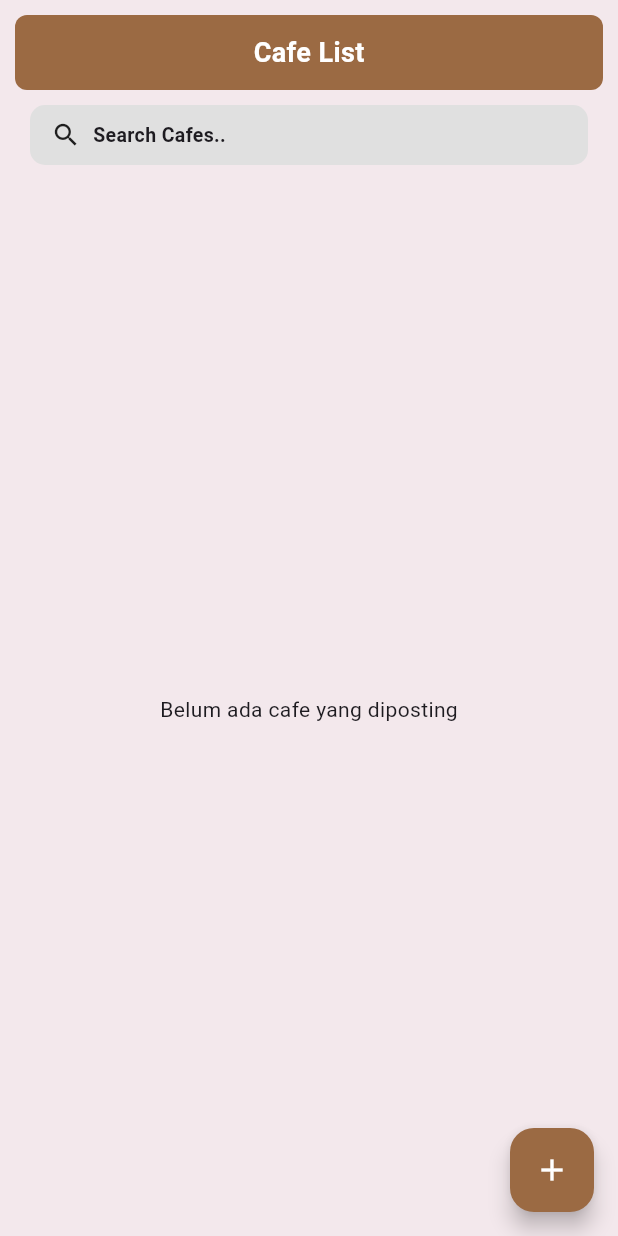
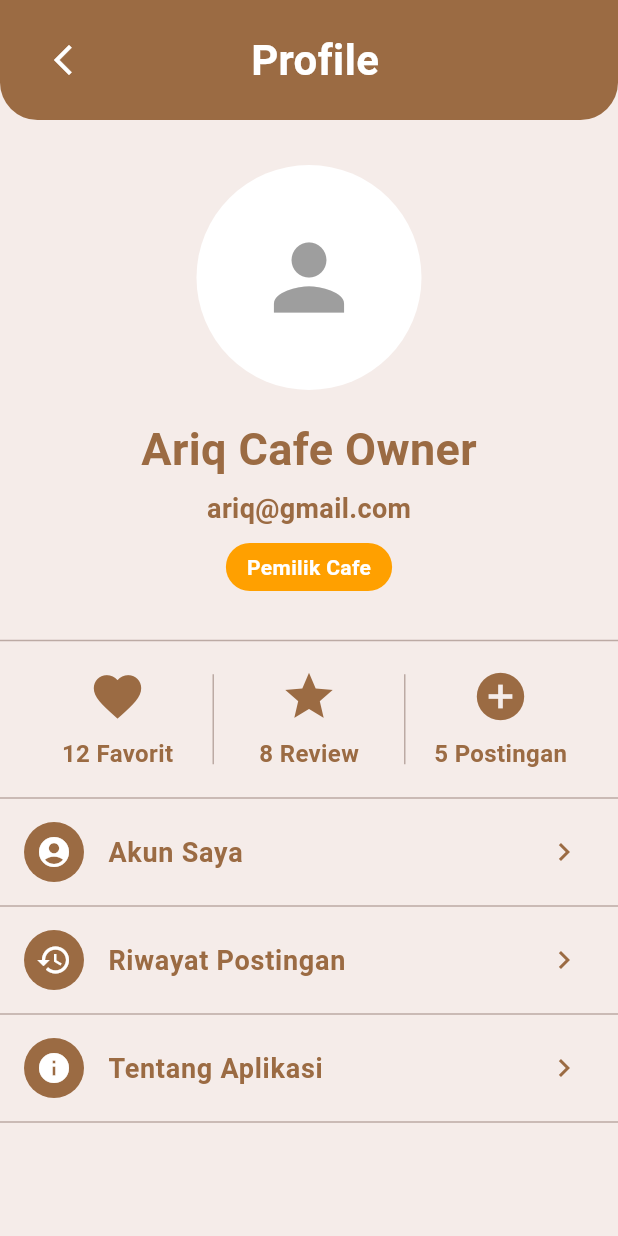
Before and after one commit to Affan0418/ProjectPABII_Cafetarium, a Flutter app: the screen it shows after launch, on a phone screen of 412 x 824 dp. Run offline on Flutter 3.47's test engine with Material 3 defaults, Android fonts, the phone set to English and light mode, and no system bars; our stand-ins replace cached_network_image, cloud_firestore, firebase_auth, firebase_core, flutter_image_compress, geolocator and 2 more; accounts and stored records are empty.

Commit message:
profile screen
on going

```diff
--- a/cafetarium/lib/main.dart
+++ b/cafetarium/lib/main.dart
@@ -1,5 +1,6 @@
 import 'package:cafetarium/firebase_options.dart';
 import 'package:cafetarium/screens/home_screen.dart';
+import 'package:cafetarium/screens/profile_screen.dart';
 import 'package:firebase_core/firebase_core.dart';
 import 'package:flutter/material.dart';
 
@@ -23,7 +24,7 @@ class MyApp extends StatelessWidget {
       debugShowCheckedModeBanner: false,
       title: 'Cafetarium',
 
-      home: const HomeScreen(),
+      home: const ProfileScreen(),
     );
   }
 }
--- a/cafetarium/lib/screens/profile_screen.dart
+++ b/cafetarium/lib/screens/profile_screen.dart
@@ -0,0 +1,358 @@
+import 'package:cached_network_image/cached_network_image.dart';
+import 'package:cloud_firestore/cloud_firestore.dart';
+import 'package:firebase_auth/firebase_auth.dart';
+import 'package:flutter/material.dart';
+
+class ProfileScreen extends StatefulWidget {
+  const ProfileScreen({super.key});
+
+  @override
+  State<ProfileScreen> createState() => _ProfileScreenState();
+}
+
+class _ProfileScreenState extends State<ProfileScreen> {
+  final FirebaseAuth _auth = FirebaseAuth.instance;
+  final FirebaseFirestore _firestore = FirebaseFirestore.instance;
+
+  Map<String, dynamic>? userData;
+  bool isLoading = true;
+
+//   @override
+//   void initState() {
+//     super.initState();
+//     getUserData();
+//   }
+
+@override
+void initState() {
+  super.initState();
+
+  // DATA DUMMY UNTUK TEST UI
+  userData = {
+    "name": "Ariq Cafe Owner",
+    "email": "ariq@gmail.com",
+    "role": "owner",
+    "favoriteCount": 12,
+    "reviewCount": 8,
+    "postCount": 5,
+    "profileImage": ""
+  };
+
+  isLoading = false;
+}
+
+  Future<void> getUserData() async {
+    try {
+      User? user = _auth.currentUser;
+
+      if (user != null) {
+        DocumentSnapshot doc =
+            await _firestore.collection('users').doc(user.uid).get();
+
+        if (doc.exists) {
+          setState(() {
+            userData = doc.data() as Map<String, dynamic>;
+            isLoading = false;
+          });
+        } else {
+          setState(() {
+            isLoading = false;
+          });
+        }
+      }
+    } catch (e) {
+      debugPrint(e.toString());
+      setState(() {
+        isLoading = false;
+      });
+    }
+  }
+
+  Future<void> logout() async {
+    showDialog(
+      context: context,
+      builder: (context) => AlertDialog(
+        backgroundColor: const Color(0xffF5ECE9),
+        shape: RoundedRectangleBorder(
+          borderRadius: BorderRadius.circular(20),
+        ),
+        title: const Text("Keluar"),
+        content: const Text("Apakah kamu yakin ingin logout?"),
+        actions: [
+          TextButton(
+            onPressed: () => Navigator.pop(context),
+            child: const Text("Batal"),
+          ),
+          ElevatedButton(
+            style: ElevatedButton.styleFrom(
+              backgroundColor: const Color(0xff9B6B43),
+            ),
+            onPressed: () async {
+              await _auth.signOut();
+
+              if (context.mounted) {
+                Navigator.pop(context);
+                Navigator.pushReplacementNamed(context, '/login');
+              }
+            },
+            child: const Text(
+              "Logout",
+              style: TextStyle(color: Colors.white),
+            ),
+          ),
+        ],
+      ),
+    );
+  }
+
+  @override
+  Widget build(BuildContext context) {
+    const brown = Color(0xff9B6B43);
+    const background = Color(0xffF5ECE9);
+
+    if (isLoading) {
+      return const Scaffold(
+        body: Center(child: CircularProgressIndicator()),
+      );
+    }
+
+    String name = userData?['name'] ?? "User";
+    String email = userData?['email'] ?? "-";
+    String image = userData?['profileImage'] ?? "";
+    String role = userData?['role'] ?? "user";
+
+    int fav = userData?['favoriteCount'] ?? 0;
+    int review = userData?['reviewCount'] ?? 0;
+    int post = role == "owner" ? (userData?['postCount'] ?? 0) : 0;
+
+    return Scaffold(
+      backgroundColor: background,
+      body: SafeArea(
+        child: Column(
+          children: [
+            // HEADER
+            Container(
+              height: 80,
+              padding: const EdgeInsets.symmetric(horizontal: 18),
+              decoration: const BoxDecoration(
+                color: brown,
+                borderRadius: BorderRadius.only(
+                  bottomLeft: Radius.circular(25),
+                  bottomRight: Radius.circular(25),
+                ),
+              ),
+              child: Row(
+                children: [
+                  IconButton(
+                    onPressed: () => Navigator.pop(context),
+                    icon: const Icon(Icons.arrow_back_ios_new,
+                        color: Colors.white),
+                  ),
+                  const Expanded(
+                    child: Center(
+                      child: Text(
+                        "Profile",
+                        style: TextStyle(
+                          color: Colors.white,
+                          fontSize: 28,
+                          fontWeight: FontWeight.bold,
+                        ),
+                      ),
+                    ),
+                  ),
+                  const SizedBox(width: 40),
+                ],
+              ),
+            ),
+
+            Expanded(
+              child: SingleChildScrollView(
+                child: Column(
+                  children: [
+                    const SizedBox(height: 30),
+
+                    // FOTO
+                    CircleAvatar(
+                      radius: 75,
+                      backgroundColor: Colors.white,
+                      backgroundImage: image.isNotEmpty
+                          ? CachedNetworkImageProvider(image)
+                          : null,
+                      child: image.isEmpty
+                          ? const Icon(Icons.person,
+                              size: 70, color: Colors.grey)
+                          : null,
+                    ),
+
+                    const SizedBox(height: 18),
+
+                    // NAMA
+                    Text(
+                      name,
+                      style: const TextStyle(
+                        fontSize: 30,
+                        fontWeight: FontWeight.bold,
+                        color: brown,
+                      ),
+                    ),
+
+                    const SizedBox(height: 5),
+
+                    Text(
+                      email,
+                      style: const TextStyle(
+                        color: brown,
+                        fontWeight: FontWeight.w600,
+                        fontSize: 18,
+                      ),
+                    ),
+
+                    const SizedBox(height: 10),
+
+                    // 👇 ROLE BADGE
+                    Container(
+                      padding: const EdgeInsets.symmetric(
+                          horizontal: 14, vertical: 6),
+                      decoration: BoxDecoration(
+                        color: role == "owner"
+                            ? Colors.amber.shade700
+                            : Colors.green.shade600,
+                        borderRadius: BorderRadius.circular(20),
+                      ),
+                      child: Text(
+                        role == "owner" ? "Pemilik Cafe" : "User",
+                        style: const TextStyle(
+                          color: Colors.white,
+                          fontWeight: FontWeight.bold,
+                        ),
+                      ),
+                    ),
+
+                    const SizedBox(height: 25),
+
+                    Divider(color: Colors.brown.shade200),
+
+                    // STATISTIK
+                    Padding(
+                      padding: const EdgeInsets.symmetric(
+                          horizontal: 15, vertical: 10),
+                      child: Row(
+                        children: [
+                          statItem(Icons.favorite, fav.toString(), "Favorit"),
+                          divider(),
+                          statItem(Icons.star, review.toString(), "Review"),
+                          divider(),
+                          statItem(Icons.add_circle, post.toString(),
+                              "Postingan"),
+                        ],
+                      ),
+                    ),
+
+                    Divider(color: Colors.brown.shade200),
+
+                    // MENU
+                    menuTile(Icons.account_circle, "Akun Saya", () {
+                      Navigator.pushNamed(context, '/akun');
+                    }),
+
+                    menuTile(Icons.history, "Riwayat Postingan", () {
+                      Navigator.pushNamed(context, '/riwayat-postingan');
+                    }),
+
+                    menuTile(Icons.info, "Tentang Aplikasi", () {
+                      Navigator.pushNamed(context, '/about');
+                    }),
+
+                    const SizedBox(height: 70),
+
+                    // LOGOUT
+                    Padding(
+                      padding: const EdgeInsets.symmetric(horizontal: 25),
+                      child: SizedBox(
+                        width: double.infinity,
+                        height: 65,
+                        child: ElevatedButton(
+                          style: ElevatedButton.styleFrom(
+                            backgroundColor: brown,
+                            shape: RoundedRectangleBorder(
+                              borderRadius: BorderRadius.circular(22),
+                            ),
+                          ),
+                          onPressed: logout,
+                          child: const Text(
+                            "Keluar",
+                            style: TextStyle(
+                              fontSize: 22,
+                              fontWeight: FontWeight.bold,
+                              color: Colors.white,
+                            ),
+                          ),
+                        ),
+                      ),
+                    ),
+
+                    const SizedBox(height: 30),
+                  ],
+                ),
+              ),
+            ),
+          ],
+        ),
+      ),
+    );
+  }
+
+  Widget divider() {
+    return Container(
+      height: 60,
+      width: 1,
+      color: Colors.brown.shade200,
+    );
+  }
+
+  Widget statItem(IconData icon, String value, String title) {
+    return Expanded(
+      child: Column(
+        children: [
+          Icon(icon, size: 38, color: const Color(0xff9B6B43)),
+          const SizedBox(height: 8),
+          Text(
+            "$value $title",
+            style: const TextStyle(
+              color: Color(0xff9B6B43),
+              fontWeight: FontWeight.bold,
+              fontSize: 16,
+            ),
+          )
+        ],
+      ),
+    );
+  }
+
+  Widget menuTile(IconData icon, String title, VoidCallback onTap) {
+    return Column(
+      children: [
+        ListTile(
+          onTap: onTap,
+          leading: CircleAvatar(
+            backgroundColor: const Color(0xff9B6B43),
+            child: Icon(icon, color: Colors.white),
+          ),
+          title: Text(
+            title,
+            style: const TextStyle(
+              color: Color(0xff9B6B43),
+              fontSize: 18,
+              fontWeight: FontWeight.bold,
+            ),
+          ),
+          trailing: const Icon(
+            Icons.chevron_right,
+            color: Color(0xff9B6B43),
+          ),
+        ),
+        Divider(color: Colors.brown.shade200),
+      ],
+    );
+  }
+}
--- a/cafetarium/pubspec.yaml
+++ b/cafetarium/pubspec.yaml
@@ -17,6 +17,7 @@ dependencies:
   flutter_image_compress: ^2.4.0
   shimmer: ^3.0.0
   http: ^1.6.0
+  cached_network_image: ^3.4.1
 
 dev_dependencies:
   flutter_test:
```
Also changed, not shown: cafetarium/pubspec.lock, 2 other files.
